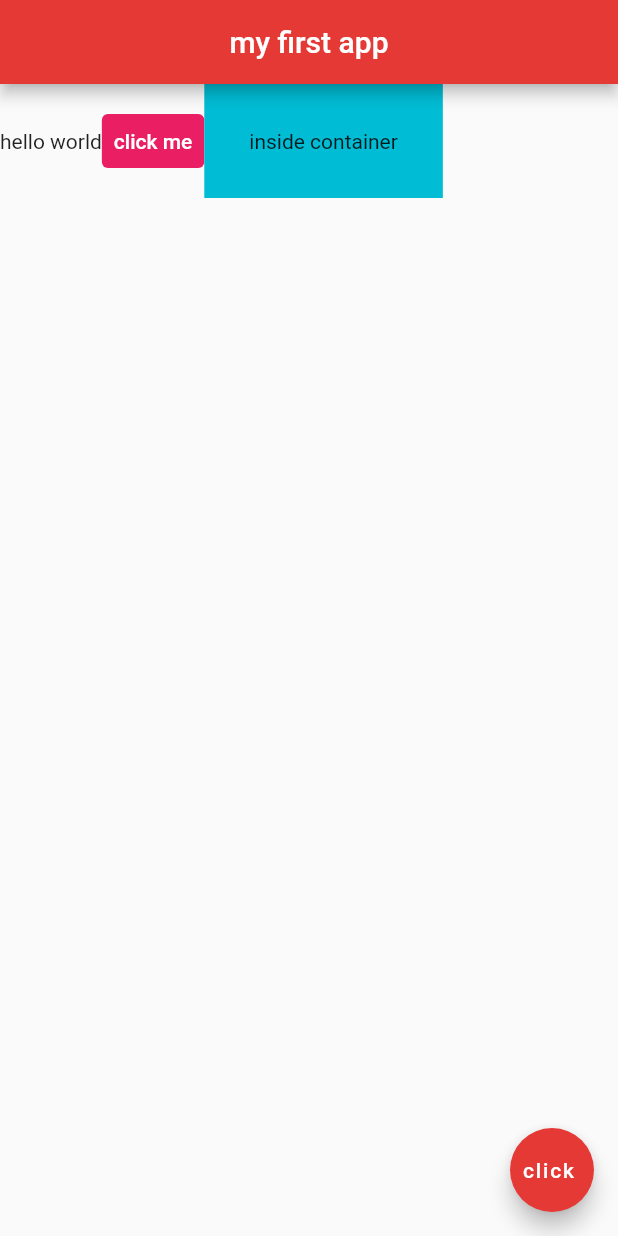
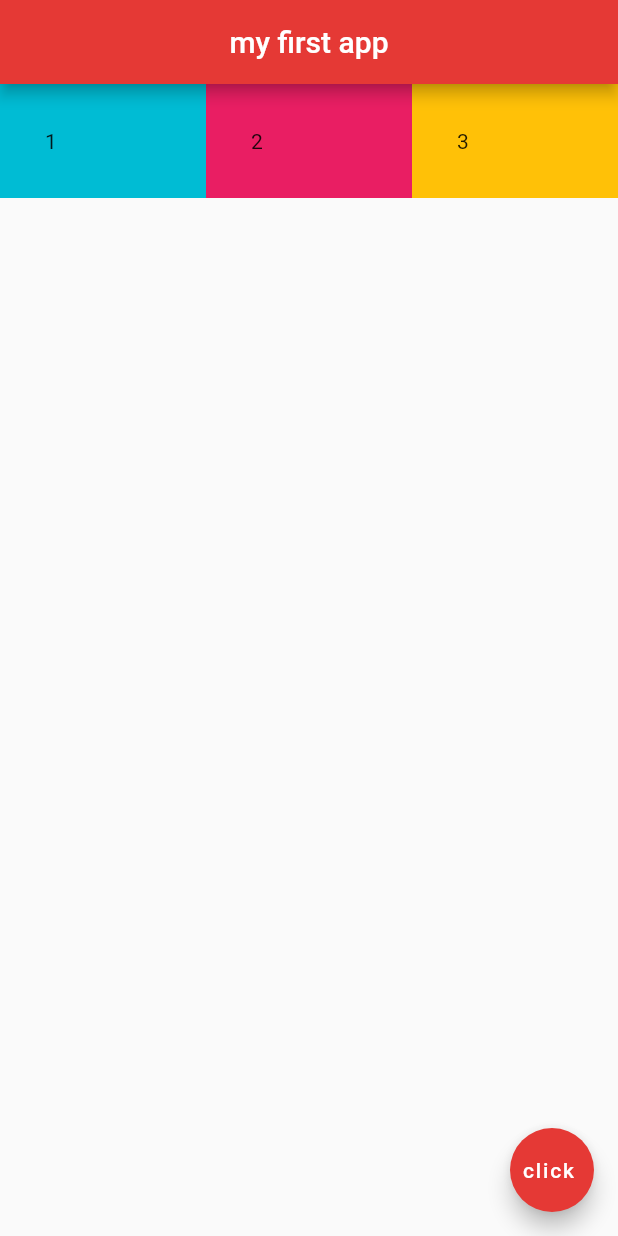
Before and after one commit to daniellekom/Flutter-dart-Practice, a Flutter app: the screen it shows after launch, on a phone screen of 412 x 824 dp. Run offline on Flutter 3.47's test engine with Material 2 defaults, Android fonts, the phone set to English and light mode, and no system bars.

Commit message:
expanded widgets

```diff
--- a/lib/main.dart
+++ b/lib/main.dart
@@ -16,23 +16,27 @@ class Home extends StatelessWidget {
         backgroundColor: Colors.red[600],
       ),
       body: Row(
-        children:  [
-         const Text ('hello world'),
-          TextButton(
-            onPressed: (){},
-               style: TextButton.styleFrom(
-        backgroundColor: Colors.pink,
-        primary: Colors.white,
-               ),
-            child: const Text('click me')
-
+        children: [
+          Expanded(
+            child: Container(
+              padding: const EdgeInsets.all(30.0),
+              color: Colors.cyan,
+              child:const Text('1'),
             ),
-            Container(
-              color: Colors.cyan,
-              padding: const EdgeInsets.all(30.0),
-              child:const Text('inside container')
-            )
-                   ],
+          ),
+          Expanded(
+            child: Container(  padding: const EdgeInsets.all(30.0),
+              color: Colors.pink,
+              child:const Text('2'),
+              ),
+          ),
+          Expanded(
+            child: Container(  padding: const EdgeInsets.all(30.0),
+              color: Colors.amber,
+              child:const Text('3'),
+              ),
+          )
+        ],
         ),
       floatingActionButton: FloatingActionButton(
         onPressed: () {},
```
